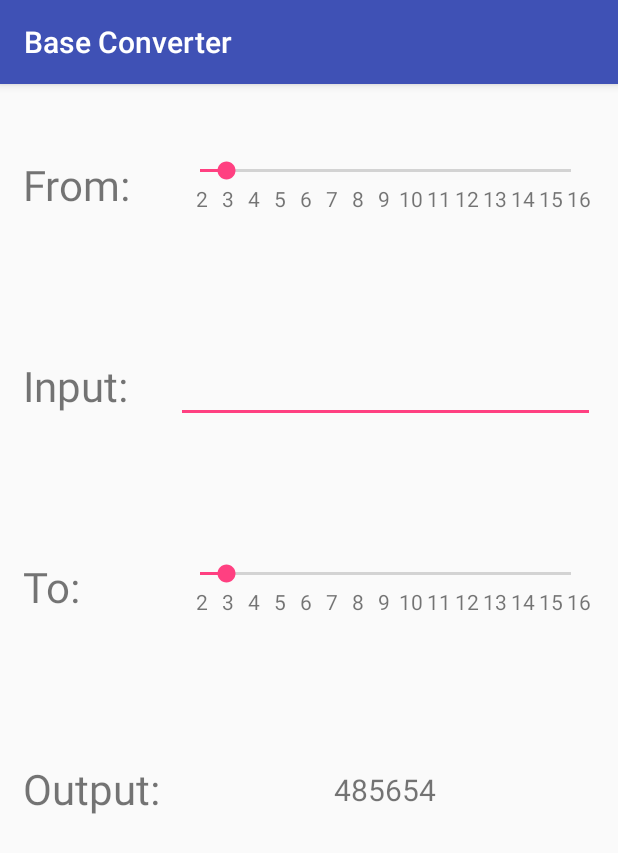
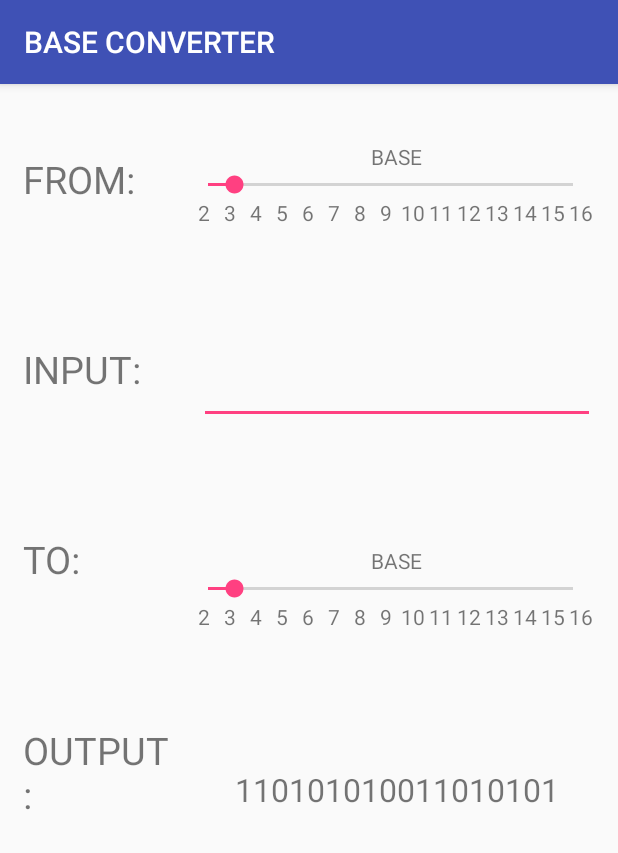
Before and after one commit to nicoqueijo/Android-Base-Converter, an Android app: the screen it shows after launch (MainActivity), on a phone screen of 412 x 824 dp. Shown: the top 853 px of the screen. Run offline under Robolectric (Android 15) with nearby library versions, the phone set to English and light mode, and no system bars.

Commit message:
Made front-end tweeks concerning with layout alignments.

```diff
--- a/app/src/main/res/layout/activity_main.xml
+++ b/app/src/main/res/layout/activity_main.xml
@@ -29,7 +29,7 @@
                 android:layout_weight="1"
                 android:gravity="center_vertical"
                 android:text="@string/from"
-                android:textSize="28dp"/>
+                android:textSize="25dp"/>
 
             <TextView
                 android:id="@+id/input_label"
@@ -39,7 +39,7 @@
                 android:layout_weight="1"
                 android:gravity="center_vertical"
                 android:text="@string/input"
-                android:textSize="28dp"/>
+                android:textSize="25dp"/>
 
             <TextView
                 android:id="@+id/to_label"
@@ -49,7 +49,7 @@
                 android:layout_weight="1"
                 android:gravity="center_vertical"
                 android:text="@string/to"
-                android:textSize="28dp"/>
+                android:textSize="25dp"/>
 
             <TextView
                 android:id="@+id/output_label"
@@ -59,7 +59,7 @@
                 android:layout_weight="1"
                 android:gravity="center_vertical"
                 android:text="@string/output"
-                android:textSize="28dp"/>
+                android:textSize="25dp"/>
 
         </LinearLayout>
 
@@ -78,15 +78,24 @@
                 android:gravity="center_vertical"
                 android:orientation="vertical">
 
+                <TextView
+                    android:id="@+id/base_label_from"
+                    android:layout_width="wrap_content"
+                    android:layout_height="wrap_content"
+                    android:layout_gravity="center"
+                    android:text="@string/base"/>
+
                 <SeekBar
                     android:id="@+id/seekbar_from_controller"
                     android:layout_width="match_parent"
                     android:layout_height="wrap_content"
-                    android:layout_marginRight="15dp"
+                    android:layout_marginLeft="5dp"
+                    android:layout_marginRight="14dp"
                     android:max="14"
                     android:progress="1"/>
 
                 <LinearLayout
+                    android:id="@+id/base_array_from"
                     android:layout_width="match_parent"
                     android:layout_height="wrap_content"
                     android:layout_marginLeft="10dp"
@@ -94,93 +103,123 @@
                     android:orientation="horizontal">
 
                     <TextView
+                        android:id="@+id/from_base_label_two"
                         android:layout_width="wrap_content"
                         android:layout_height="wrap_content"
                         android:layout_weight="1"
+                        android:gravity="center_horizontal"
                         android:text="@string/number_two"/>
 
                     <TextView
+                        android:id="@+id/from_base_label_three"
                         android:layout_width="wrap_content"
                         android:layout_height="wrap_content"
                         android:layout_weight="1"
+                        android:gravity="center_horizontal"
                         android:text="@string/number_three"/>
 
                     <TextView
+                        android:id="@+id/from_base_label_four"
                         android:layout_width="wrap_content"
                         android:layout_height="wrap_content"
                         android:layout_weight="1"
+                        android:gravity="center_horizontal"
                         android:text="@string/number_four"/>
 
                     <TextView
+                        android:id="@+id/from_base_label_five"
                         android:layout_width="wrap_content"
                         android:layout_height="wrap_content"
                         android:layout_weight="1"
+                        android:gravity="center_horizontal"
                         android:text="@string/number_five"/>
 
                     <TextView
+                        android:id="@+id/from_base_label_six"
                         android:layout_width="wrap_content"
                         android:layout_height="wrap_content"
                         android:layout_weight="1"
+                        android:gravity="center_horizontal"
                         android:text="@string/number_six"/>
 
                     <TextView
+                        android:id="@+id/from_base_label_seven"
                         android:layout_width="wrap_content"
                         android:layout_height="wrap_content"
                         android:layout_weight="1"
+                        android:gravity="center_horizontal"
                         android:text="@string/number_seven"/>
 
                     <TextView
+                        android:id="@+id/from_base_label_eight"
                         android:layout_width="wrap_content"
                         android:layout_height="wrap_content"
                         android:layout_weight="1"
+                        android:gravity="center_horizontal"
                         android:text="@string/number_eight"/>
 
                     <TextView
+                        android:id="@+id/from_base_label_nine"
                         android:layout_width="wrap_content"
                         android:layout_height="wrap_content"
                         android:layout_weight="1"
+                        android:gravity="center_horizontal"
                         android:text="@string/number_nine"/>
 
                     <TextView
+                        android:id="@+id/from_base_label_ten"
                         android:layout_width="wrap_content"
                         android:layout_height="wrap_content"
                         android:layout_weight="1"
+                        android:gravity="center_horizontal"
                         android:text="@string/number_ten"/>
 
                     <TextView
+                        android:id="@+id/from_base_label_eleven"
                         android:layout_width="wrap_content"
                         android:layout_height="wrap_content"
                         android:layout_weight="1"
+                        android:gravity="center_horizontal"
                         android:text="@string/number_eleven"/>
 
                     <TextView
+                        android:id="@+id/from_base_label_twelve"
                         android:layout_width="wrap_content"
                         android:layout_height="wrap_content"
                         android:layout_weight="1"
+                        android:gravity="center_horizontal"
                         android:text="@string/number_twelve"/>
 
                     <TextView
+                        android:id="@+id/from_base_label_thirteen"
                         android:layout_width="wrap_content"
                         android:layout_height="wrap_content"
                         android:layout_weight="1"
+                        android:gravity="center_horizontal"
                         android:text="@string/number_thirteen"/>
 
                     <TextView
+                        android:id="@+id/from_base_label_fourteen"
                         android:layout_width="wrap_content"
                         android:layout_height="wrap_content"
                         android:layout_weight="1"
+                        android:gravity="center_horizontal"
                         android:text="@string/number_fourteen"/>
 
                     <TextView
+                        android:id="@+id/from_base_label_fifteen"
                         android:layout_width="wrap_content"
                         android:layout_height="wrap_content"
                         android:layout_weight="1"
+                        android:gravity="center_horizontal"
                         android:text="@string/number_fifteen"/>
 
                     <TextView
+                        android:id="@+id/from_base_label_sixteen"
                         android:layout_width="wrap_content"
                         android:layout_height="wrap_content"
                         android:layout_weight="1"
+                        android:gravity="center_horizontal"
                         android:text="@string/number_sixteen"/>
 
                 </LinearLayout>
@@ -199,10 +238,11 @@
                     android:id="@+id/input_value"
                     android:layout_width="match_parent"
                     android:layout_height="wrap_content"
+                    android:layout_marginLeft="15dp"
                     android:layout_marginRight="15dp"
                     android:gravity="center"
                     android:inputType="number"
-                    android:textSize="20dp"/>
+                    android:textSize="21dp"/>
 
             </LinearLayout>
 
@@ -214,15 +254,24 @@
                 android:gravity="center_vertical"
                 android:orientation="vertical">
 
+                <TextView
+                    android:id="@+id/base_label_to"
+                    android:layout_width="wrap_content"
+                    android:layout_height="wrap_content"
+                    android:layout_gravity="center"
+                    android:text="@string/base"/>
+
                 <SeekBar
                     android:id="@+id/seekbar_to_controller"
                     android:layout_width="match_parent"
                     android:layout_height="wrap_content"
-                    android:layout_marginRight="15dp"
+                    android:layout_marginLeft="5dp"
+                    android:layout_marginRight="14dp"
                     android:max="14"
                     android:progress="1"/>
 
                 <LinearLayout
+                    android:id="@+id/base_array_to"
                     android:layout_width="match_parent"
                     android:layout_height="wrap_content"
                     android:layout_marginLeft="10dp"
@@ -230,93 +279,123 @@
                     android:orientation="horizontal">
 
                     <TextView
+                        android:id="@+id/to_base_label_two"
                         android:layout_width="wrap_content"
                         android:layout_height="wrap_content"
                         android:layout_weight="1"
+                        android:gravity="center_horizontal"
                         android:text="@string/number_two"/>
 
                     <TextView
+                        android:id="@+id/to_base_label_three"
                         android:layout_width="wrap_content"
                         android:layout_height="wrap_content"
                         android:layout_weight="1"
+                        android:gravity="center_horizontal"
                         android:text="@string/number_three"/>
 
                     <TextView
+                        android:id="@+id/to_base_label_four"
                         android:layout_width="wrap_content"
                         android:layout_height="wrap_content"
                         android:layout_weight="1"
+                        android:gravity="center_horizontal"
                         android:text="@string/number_four"/>
 
                     <TextView
+                        android:id="@+id/to_base_label_five"
                         android:layout_width="wrap_content"
                         android:layout_height="wrap_content"
                         android:layout_weight="1"
+                        android:gravity="center_horizontal"
                         android:text="@string/number_five"/>
 
                     <TextView
+                        android:id="@+id/to_base_label_six"
                         android:layout_width="wrap_content"
                         android:layout_height="wrap_content"
                         android:layout_weight="1"
+                        android:gravity="center_horizontal"
                         android:text="@string/number_six"/>
 
                     <TextView
+                        android:id="@+id/to_base_label_seven"
                         android:layout_width="wrap_content"
                         android:layout_height="wrap_content"
                         android:layout_weight="1"
+                        android:gravity="center_horizontal"
                         android:text="@string/number_seven"/>
 
                     <TextView
+                        android:id="@+id/to_base_label_eight"
                         android:layout_width="wrap_content"
                         android:layout_height="wrap_content"
                         android:layout_weight="1"
+                        android:gravity="center_horizontal"
                         android:text="@string/number_eight"/>
 
                     <TextView
+                        android:id="@+id/to_base_label_nine"
                         android:layout_width="wrap_content"
                         android:layout_height="wrap_content"
                         android:layout_weight="1"
+                        android:gravity="center_horizontal"
                         android:text="@string/number_nine"/>
 
                     <TextView
+                        android:id="@+id/to_base_label_ten"
                         android:layout_width="wrap_content"
                         android:layout_height="wrap_content"
                         android:layout_weight="1"
+                        android:gravity="center_horizontal"
                         android:text="@string/number_ten"/>
 
                     <TextView
+                        android:id="@+id/to_base_label_eleven"
                         android:layout_width="wrap_content"
                         android:layout_height="wrap_content"
                         android:layout_weight="1"
+                        android:gravity="center_horizontal"
                         android:text="@string/number_eleven"/>
 
                     <TextView
+                        android:id="@+id/to_base_label_twelve"
                         android:layout_width="wrap_content"
                         android:layout_height="wrap_content"
                         android:layout_weight="1"
+                        android:gravity="center_horizontal"
                         android:text="@string/number_twelve"/>
 
                     <TextView
+                        android:id="@+id/to_base_label_thirteen"
                         android:layout_width="wrap_content"
                         android:layout_height="wrap_content"
                         android:layout_weight="1"
+                        android:gravity="center_horizontal"
                         android:text="@string/number_thirteen"/>
 
                     <TextView
+                        android:id="@+id/to_base_label_fourteen"
                         android:layout_width="wrap_content"
                         android:layout_height="wrap_content"
                         android:layout_weight="1"
+                        android:gravity="center_horizontal"
                         android:text="@string/number_fourteen"/>
 
                     <TextView
+                        android:id="@+id/to_base_label_fifteen"
                         android:layout_width="wrap_content"
                         android:layout_height="wrap_content"
                         android:layout_weight="1"
+                        android:gravity="center_horizontal"
                         android:text="@string/number_fifteen"/>
 
                     <TextView
+                        android:id="@+id/to_base_label_sixteen"
                         android:layout_width="wrap_content"
                         android:layout_height="wrap_content"
                         android:layout_weight="1"
+                        android:gravity="center_horizontal"
                         android:text="@string/number_sixteen"/>
 
                 </LinearLayout>
@@ -336,10 +415,11 @@
                     android:id="@+id/output_value"
                     android:layout_width="match_parent"
                     android:layout_height="wrap_content"
+                    android:layout_marginLeft="15dp"
                     android:layout_marginRight="15dp"
                     android:gravity="center"
-                    android:text="485654"
-                    android:textSize="20dp"/>
+                    android:text="110101010011010101"
+                    android:textSize="21dp"/>
 
             </LinearLayout>
 
--- a/app/src/main/res/values/strings.xml
+++ b/app/src/main/res/values/strings.xml
@@ -14,9 +14,10 @@
     <string name="number_fourteen">14</string>
     <string name="number_fifteen">15</string>
     <string name="number_sixteen">16</string>
-    <string name="from">From:</string>
-    <string name="to">To:</string>
-    <string name="input">Input:</string>
-    <string name="output">Output:</string>
-    <string name="app_name">Base Converter</string>
+    <string name="base">BASE</string>
+    <string name="from">FROM:</string>
+    <string name="to">TO:</string>
+    <string name="input">INPUT:</string>
+    <string name="output">OUTPUT:</string>
+    <string name="app_name">BASE CONVERTER</string>
 </resources>
```
